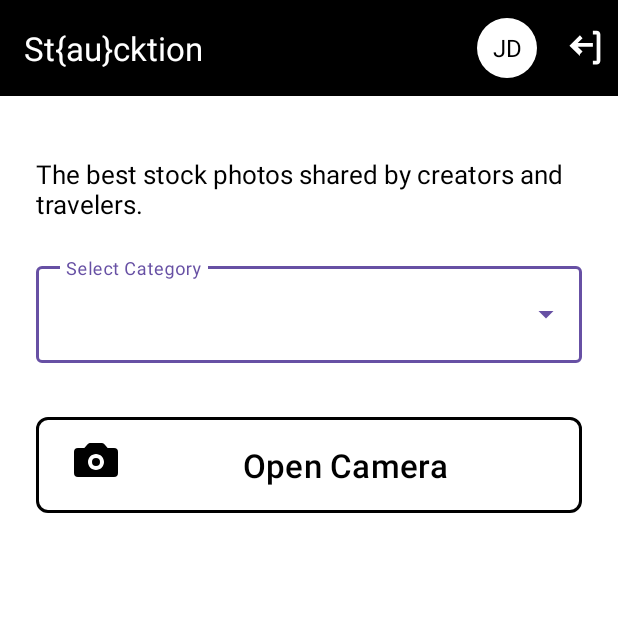
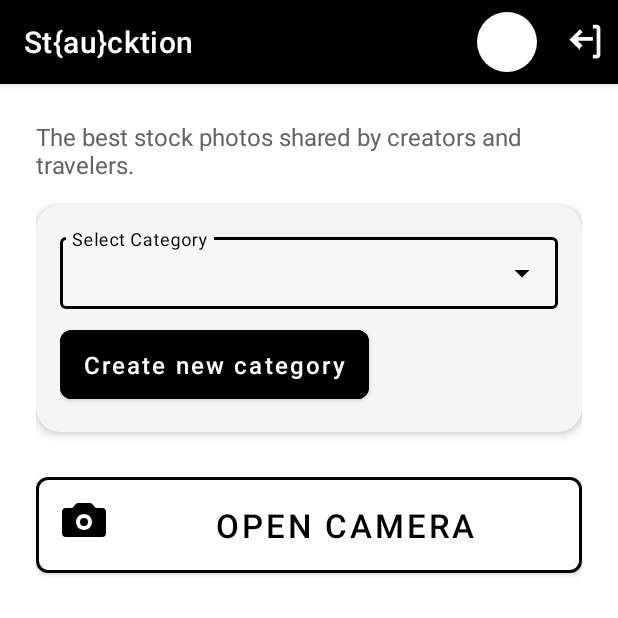
Before and after one commit to staucktion/android-first-prototype, an Android app: the MainActivity screen opened directly, with no data from a screen before it, on a phone screen of 412 x 824 dp, the top half of it. Run offline under Robolectric (Android 15) with nearby library versions, the phone set to English and light mode, and no system bars; our stand-ins replace Timber; libraries missing offline, so code that uses them is left out: com.onesignal; pictures from the network do not load; 5 statements that could not run were skipped.

Commit message:
The logic for creating new categories has changed and the design has been improved.

```diff
--- a/app/src/main/res/layout/activity_main.xml
+++ b/app/src/main/res/layout/activity_main.xml
@@ -9,24 +9,23 @@
     android:background="?attr/colorSurface"
     tools:context=".MainActivity">
 
-    <!-- AppBar (holds the black toolbar) -->
+    <!-- AppBar with toolbar using theme attributes -->
     <com.google.android.material.appbar.AppBarLayout
         android:layout_width="match_parent"
         android:layout_height="wrap_content"
         android:theme="@style/ThemeOverlay.MaterialComponents.ActionBar">
 
-        <!-- Material Toolbar -->
         <com.google.android.material.appbar.MaterialToolbar
             android:id="@+id/topAppBar"
             android:layout_width="match_parent"
             android:layout_height="?attr/actionBarSize"
-            android:background="@color/black"
+            android:background="?attr/colorPrimary"
             app:title="@string/app_name"
-            app:titleTextColor="@android:color/white"
+            app:titleTextColor="?attr/colorOnPrimary"
             app:layout_scrollFlags="scroll|enterAlways"
             app:contentInsetStartWithNavigation="0dp">
 
-            <!-- Right-side container for avatar and logout icons -->
+            <!-- Right-side container: text avatar and logout icon -->
             <LinearLayout
                 android:layout_width="wrap_content"
                 android:layout_height="match_parent"
@@ -34,7 +33,7 @@
                 android:gravity="center_vertical"
                 android:orientation="horizontal">
 
-                <!-- Text-based Avatar -->
+                <!-- Text Avatar -->
                 <TextView
                     android:id="@+id/textAvatar"
                     android:layout_width="40dp"
@@ -42,12 +41,12 @@
                     android:layout_marginEnd="8dp"
                     android:gravity="center"
                     android:text="JD"
-                    android:textColor="@android:color/black"
+                    android:textColor="?attr/colorOnPrimary"
                     android:textSize="16sp"
                     android:background="@drawable/circle_background"
                     android:contentDescription="@string/default_profile_image" />
 
-                <!-- Logout icon -->
+                <!-- Logout Icon -->
                 <ImageView
                     android:id="@+id/logoutIcon"
                     android:layout_width="wrap_content"
@@ -55,12 +54,11 @@
                     android:padding="8dp"
                     android:src="@drawable/ic_logout"
                     android:contentDescription="@string/logout" />
-
             </LinearLayout>
         </com.google.android.material.appbar.MaterialToolbar>
     </com.google.android.material.appbar.AppBarLayout>
 
-    <!-- Scrollable Content -->
+    <!-- Main Scrollable Content -->
     <androidx.core.widget.NestedScrollView
         android:layout_width="match_parent"
         android:layout_height="match_parent"
@@ -68,24 +66,39 @@
         android:padding="24dp"
         tools:ignore="MissingConstraints">
 
-        <!-- Main Content Layout -->
+        <androidx.constraintlayout.widget.ConstraintLayout
+            android:layout_width="match_parent"
+            android:layout_height="wrap_content">
+
+            <!-- Hero SubTitle -->
+            <com.google.android.material.textview.MaterialTextView
+                android:id="@+id/heroSubtitle"
+                android:layout_width="0dp"
+                android:layout_height="wrap_content"
+                android:text="@string/slogan"
+                android:textSize="16sp"
+                android:textColor="@color/heroSubtitle"
+            app:layout_constraintStart_toStartOf="parent"
+            app:layout_constraintEnd_toEndOf="parent"
+            android:layout_marginTop="8dp"/>
+
+            <!-- Category Card -->
+            <com.google.android.material.card.MaterialCardView
+                android:id="@+id/categoryCard"
+                android:layout_width="0dp"
+                android:layout_height="wrap_content"
+                app:cardCornerRadius="16dp"
+                app:cardElevation="4dp"
+                android:layout_marginTop="16dp"
+                app:cardBackgroundColor="@color/categoryCard_background"
+            app:layout_constraintTop_toBottomOf="@id/heroSubtitle"
+            app:layout_constraintStart_toStartOf="parent"
+            app:layout_constraintEnd_toEndOf="parent">
+
             <androidx.constraintlayout.widget.ConstraintLayout
                 android:layout_width="match_parent"
                 android:layout_height="wrap_content"
-            android:layout_marginTop="0dp">
-
-            <!-- Slogan / Subtitle -->
-            <com.google.android.material.textview.MaterialTextView
-                android:id="@+id/subtitleText"
-                android:layout_width="0dp"
-                android:layout_height="wrap_content"
-                android:layout_marginTop="16dp"
-                android:text="@string/slogan"
-                android:textColor="@android:color/black"
-                android:textSize="17sp"
-                app:layout_constraintEnd_toEndOf="parent"
-                app:layout_constraintStart_toStartOf="parent"
-                app:layout_constraintTop_toTopOf="parent" />
+                android:padding="16dp">
 
                 <!-- Category Dropdown -->
                 <com.google.android.material.textfield.TextInputLayout
@@ -93,62 +106,73 @@
                     style="@style/Widget.MaterialComponents.TextInputLayout.OutlinedBox"
                     android:layout_width="0dp"
                     android:layout_height="wrap_content"
-                android:layout_marginTop="24dp"
-                android:hint="Select Category"
-                app:boxBackgroundMode="outline"
+                    android:hint="@string/select_category"
                     app:endIconMode="dropdown_menu"
-                app:layout_constraintEnd_toEndOf="parent"
+                    app:layout_constraintTop_toTopOf="parent"
                     app:layout_constraintStart_toStartOf="parent"
-                app:layout_constraintTop_toBottomOf="@id/subtitleText">
-
+                    app:layout_constraintEnd_toEndOf="parent">
                     <com.google.android.material.textfield.MaterialAutoCompleteTextView
                         android:id="@+id/categoryAutoCompleteTextView"
                         android:layout_width="match_parent"
                         android:layout_height="wrap_content"
-                    android:padding="20dp"
+                        android:padding="8dp"
                         android:inputType="none" />
                 </com.google.android.material.textfield.TextInputLayout>
 
-            <!-- New Category Input (Initially hidden) -->
-            <com.google.android.material.textfield.TextInputLayout
-                android:id="@+id/newCategoryInputLayout"
-                style="@style/Widget.MaterialComponents.TextInputLayout.OutlinedBox"
+                <!-- "No Categories" Warning -->
+                <com.google.android.material.textview.MaterialTextView
+                    android:id="@+id/noCategoryWarning"
                     android:layout_width="0dp"
                     android:layout_height="wrap_content"
-                android:layout_marginTop="16dp"
-                android:hint="@string/enter_new_category"
+                    android:layout_marginTop="8dp"
+                    android:text="@string/no_categories"
+                    android:textColor="@android:color/holo_red_dark"
                     android:visibility="gone"
-                app:boxBackgroundMode="outline"
-                app:layout_constraintEnd_toEndOf="parent"
+                    app:layout_constraintTop_toBottomOf="@id/categoryDropdownLayout"
                     app:layout_constraintStart_toStartOf="parent"
-                app:layout_constraintTop_toBottomOf="@id/categoryDropdownLayout">
+                    app:layout_constraintEnd_toEndOf="parent"/>
 
-                <com.google.android.material.textfield.TextInputEditText
-                    android:id="@+id/newCategoryEditText"
-                    android:layout_width="match_parent"
-                    android:layout_height="wrap_content" />
-            </com.google.android.material.textfield.TextInputLayout>
+                <!-- Create New Category Button -->
+                <com.google.android.material.button.MaterialButton
+                    android:id="@+id/createCategoryButton"
+                    android:layout_width="wrap_content"
+                    android:layout_height="wrap_content"
+                    android:layout_marginTop="8dp"
+                    android:text="@string/create_new_category"
+                    android:textAllCaps="false"
+                    android:textColor="?attr/colorOnPrimary"
+                    android:backgroundTint="?attr/colorPrimary"
+                    android:paddingHorizontal="16dp"
+                    android:paddingVertical="12dp"
+                    android:textSize="16sp"
+                    app:cornerRadius="8dp"
+                    app:strokeColor="?attr/colorPrimary"
+                    app:strokeWidth="2dp"
+                    app:layout_constraintTop_toBottomOf="@id/noCategoryWarning"
+                    app:layout_constraintStart_toStartOf="parent" />
+            </androidx.constraintlayout.widget.ConstraintLayout>
+        </com.google.android.material.card.MaterialCardView>
 
         <!-- Open Camera Button -->
         <com.google.android.material.button.MaterialButton
             android:id="@+id/openCamerabtn"
             android:layout_width="0dp"
             android:layout_height="wrap_content"
-                android:layout_marginTop="32dp"
-                android:backgroundTint="@color/white"
+            android:layout_marginTop="24dp"
+            android:text="@string/open_camera"
+            android:textColor="?attr/colorOnSurface"
+            android:backgroundTint="@android:color/white"
             android:drawableLeft="@drawable/ic_camera"
             android:elevation="2dp"
             android:fontFamily="sans-serif-medium"
             android:paddingVertical="12dp"
-                android:text="@string/open_camera"
-                android:textColor="@android:color/black"
             android:textSize="22sp"
             app:cornerRadius="8dp"
-                app:layout_constraintEnd_toEndOf="parent"
+            app:strokeColor="@android:color/black"
+            app:strokeWidth="2dp"
+            app:layout_constraintTop_toBottomOf="@id/categoryCard"
             app:layout_constraintStart_toStartOf="parent"
-                app:layout_constraintTop_toBottomOf="@id/newCategoryInputLayout"
-                app:strokeColor="@color/black"
-                app:strokeWidth="2dp" />
+            app:layout_constraintEnd_toEndOf="parent" />
 
     </androidx.constraintlayout.widget.ConstraintLayout>
 </androidx.core.widget.NestedScrollView>
--- a/app/src/main/res/values/colors.xml
+++ b/app/src/main/res/values/colors.xml
@@ -12,4 +12,6 @@
     <color name="circular_background">#FF999999</color>
     <color name="purple_500">#6200EE</color>
     <color name="purple_700">#3700B3</color>
+    <color name="heroSubtitle">#636363</color>
+    <color name="categoryCard_background">#F5F5F5</color>
 </resources>
--- a/app/src/main/res/values/strings.xml
+++ b/app/src/main/res/values/strings.xml
@@ -26,5 +26,6 @@
     <string name="select_category">Select Category</string>
     <string name="enter_new_category">Enter new category name</string>
     <string name="slogan">The best stock photos shared by creators and travelers.</string>
-
+    <string name="no_categories">No categories found for this location. Please create a new category.</string>
+    <string name="create_new_category">Create new category</string>
 </resources>
--- a/app/src/main/res/values/styles.xml
+++ b/app/src/main/res/values/styles.xml
@@ -3,16 +3,20 @@
 
     <!-- Base application theme -->
     <style name="AppTheme" parent="Theme.MaterialComponents.DayNight.NoActionBar">
-        <!-- Primary brand color -->
+        <!-- Primary brand color (used for toolbars, buttons, etc.) -->
         <item name="colorPrimary">@color/black</item>
-        <!-- Darker variant for status bar / toolbar -->
+        <!-- Darker variant for status bar and toolbar backgrounds -->
         <item name="colorPrimaryVariant">@color/purple_700</item>
-        <!-- Text/icon color on primary surfaces -->
+        <!-- Text and icon color on primary surfaces (e.g., on the toolbar) -->
         <item name="colorOnPrimary">@android:color/white</item>
-        <!-- Background for your screens -->
+        <!-- Background color for your screens -->
         <item name="colorSurface">@android:color/white</item>
-        <!-- Text/icon color on surfaces -->
-        <item name="colorOnSurface">@android:color/white</item>
+        <!-- Text and icon color on surfaces (e.g., on cards, backgrounds) -->
+        <item name="colorOnSurface">@android:color/black</item>
+        <!-- Secondary color (used for accents or components like Category Cards) -->
+        <item name="colorSecondary">@color/categoryCard_background</item>
+        <!-- Control highlight color, used for interactive states -->
+        <item name="android:colorControlHighlight">@color/black</item>
     </style>
 
 </resources>
```
Also changed, not shown: app/src/main/AndroidManifest.xml (+1 -9 lines), app/src/main/java/com/example/staucktion/MainActivity.java (+64 -51 lines). Lines whose indentation alone changed are shown as unchanged.
